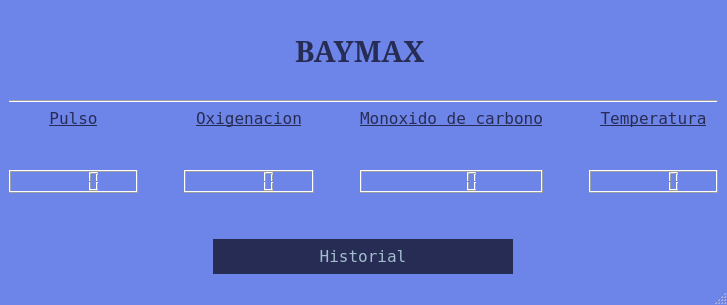
The window that APP/mainwindow.ui (adcfrba/TPO_INFOII) describes before a commit, drawn with Qt 5.
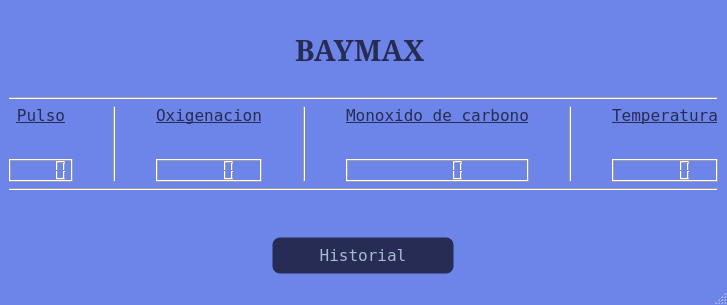
The same window after the commit. Icons and pictures are not drawn.

What changed in the file:
```diff
--- a/APP/mainwindow.ui
+++ b/APP/mainwindow.ui
@@ -354,6 +354,22 @@
     </palette>
    </property>
    <layout class="QVBoxLayout" name="verticalLayout_4">
+    <item>
+     <spacer name="verticalSpacer_3">
+      <property name="orientation">
+       <enum>Qt::Vertical</enum>
+      </property>
+      <property name="sizeType">
+       <enum>QSizePolicy::Preferred</enum>
+      </property>
+      <property name="sizeHint" stdset="0">
+       <size>
+        <width>20</width>
+        <height>40</height>
+       </size>
+      </property>
+     </spacer>
+    </item>
     <item>
      <layout class="QHBoxLayout" name="horizontalLayout_2">
       <property name="sizeConstraint">
@@ -695,8 +711,42 @@
       </item>
      </layout>
     </item>
+    <item>
+     <spacer name="verticalSpacer_2">
+      <property name="orientation">
+       <enum>Qt::Vertical</enum>
+      </property>
+      <property name="sizeType">
+       <enum>QSizePolicy::Preferred</enum>
+      </property>
+      <property name="sizeHint" stdset="0">
+       <size>
+        <width>20</width>
+        <height>40</height>
+       </size>
+      </property>
+     </spacer>
+    </item>
     <item>
      <widget class="Line" name="line">
+      <property name="windowModality">
+       <enum>Qt::NonModal</enum>
+      </property>
+      <property name="minimumSize">
+       <size>
+        <width>1</width>
+        <height>0</height>
+       </size>
+      </property>
+      <property name="font">
+       <font>
+        <pointsize>18</pointsize>
+        <bold>false</bold>
+       </font>
+      </property>
+      <property name="autoFillBackground">
+       <bool>false</bool>
+      </property>
       <property name="orientation">
        <enum>Qt::Horizontal</enum>
       </property>
@@ -1093,6 +1143,29 @@
         </item>
        </layout>
       </item>
+      <item>
+       <spacer name="horizontalSpacer_6">
+        <property name="orientation">
+         <enum>Qt::Horizontal</enum>
+        </property>
+        <property name="sizeType">
+         <enum>QSizePolicy::Preferred</enum>
+        </property>
+        <property name="sizeHint" stdset="0">
+         <size>
+          <width>40</width>
+          <height>20</height>
+         </size>
+        </property>
+       </spacer>
+      </item>
+      <item>
+       <widget class="Line" name="line_2">
+        <property name="orientation">
+         <enum>Qt::Vertical</enum>
+        </property>
+       </widget>
+      </item>
       <item>
        <spacer name="horizontalSpacer_3">
         <property name="orientation">
@@ -1413,6 +1486,29 @@
         </item>
        </layout>
       </item>
+      <item>
+       <spacer name="horizontalSpacer_7">
+        <property name="orientation">
+         <enum>Qt::Horizontal</enum>
+        </property>
+        <property name="sizeType">
+         <enum>QSizePolicy::Preferred</enum>
+        </property>
+        <property name="sizeHint" stdset="0">
+         <size>
+          <width>40</width>
+          <height>20</height>
+         </size>
+        </property>
+       </spacer>
+      </item>
+      <item>
+       <widget class="Line" name="line_3">
+        <property name="orientation">
+         <enum>Qt::Vertical</enum>
+        </property>
+       </widget>
+      </item>
       <item>
        <spacer name="horizontalSpacer_4">
         <property name="orientation">
@@ -1733,6 +1829,29 @@
         </item>
        </layout>
       </item>
+      <item>
+       <spacer name="horizontalSpacer_8">
+        <property name="orientation">
+         <enum>Qt::Horizontal</enum>
+        </property>
+        <property name="sizeType">
+         <enum>QSizePolicy::Preferred</enum>
+        </property>
+        <property name="sizeHint" stdset="0">
+         <size>
+          <width>40</width>
+          <height>20</height>
+         </size>
+        </property>
+       </spacer>
+      </item>
+      <item>
+       <widget class="Line" name="line_4">
+        <property name="orientation">
+         <enum>Qt::Vertical</enum>
+        </property>
+       </widget>
+      </item>
       <item>
        <spacer name="horizontalSpacer_5">
         <property name="orientation">
@@ -2048,13 +2167,20 @@
       </item>
      </layout>
     </item>
+    <item>
+     <widget class="Line" name="line_5">
+      <property name="orientation">
+       <enum>Qt::Horizontal</enum>
+      </property>
+     </widget>
+    </item>
     <item>
      <spacer name="verticalSpacer">
       <property name="orientation">
        <enum>Qt::Vertical</enum>
       </property>
       <property name="sizeType">
-       <enum>QSizePolicy::Minimum</enum>
+       <enum>QSizePolicy::MinimumExpanding</enum>
       </property>
       <property name="sizeHint" stdset="0">
        <size>
@@ -2092,14 +2218,14 @@
         </property>
         <property name="minimumSize">
          <size>
-          <width>0</width>
-          <height>35</height>
+          <width>102</width>
+          <height>37</height>
          </size>
         </property>
         <property name="maximumSize">
          <size>
-          <width>300</width>
-          <height>500</height>
+          <width>182</width>
+          <height>52</height>
          </size>
         </property>
         <property name="palette">
@@ -2141,6 +2267,24 @@
              </color>
             </brush>
            </colorrole>
+           <colorrole role="Base">
+            <brush brushstyle="SolidPattern">
+             <color alpha="255">
+              <red>39</red>
+              <green>44</green>
+              <blue>84</blue>
+             </color>
+            </brush>
+           </colorrole>
+           <colorrole role="Window">
+            <brush brushstyle="SolidPattern">
+             <color alpha="255">
+              <red>39</red>
+              <green>44</green>
+              <blue>84</blue>
+             </color>
+            </brush>
+           </colorrole>
            <colorrole role="Highlight">
             <brush brushstyle="SolidPattern">
              <color alpha="255">
@@ -2188,6 +2332,24 @@
              </color>
             </brush>
            </colorrole>
+           <colorrole role="Base">
+            <brush brushstyle="SolidPattern">
+             <color alpha="255">
+              <red>39</red>
+              <green>44</green>
+              <blue>84</blue>
+             </color>
+            </brush>
+           </colorrole>
+           <colorrole role="Window">
+            <brush brushstyle="SolidPattern">
+             <color alpha="255">
+              <red>39</red>
+              <green>44</green>
+              <blue>84</blue>
+             </color>
+            </brush>
+           </colorrole>
            <colorrole role="Highlight">
             <brush brushstyle="SolidPattern">
              <color alpha="255">
@@ -2235,6 +2397,24 @@
              </color>
             </brush>
            </colorrole>
+           <colorrole role="Base">
+            <brush brushstyle="SolidPattern">
+             <color alpha="255">
+              <red>39</red>
+              <green>44</green>
+              <blue>84</blue>
+             </color>
+            </brush>
+           </colorrole>
+           <colorrole role="Window">
+            <brush brushstyle="SolidPattern">
+             <color alpha="255">
+              <red>39</red>
+              <green>44</green>
+              <blue>84</blue>
+             </color>
+            </brush>
+           </colorrole>
           </disabled>
          </palette>
         </property>
@@ -2264,7 +2444,17 @@
          <enum>Qt::LeftToRight</enum>
         </property>
         <property name="autoFillBackground">
-         <bool>true</bool>
+         <bool>false</bool>
+        </property>
+        <property name="styleSheet">
+         <string notr="true"> background-color: rgb(39, 44, 84);
+ border-style: solid;
+ border-width:1px;
+ border-radius:8px;
+ max-width:180px;
+ max-height:50px;
+ min-width:100px;
+ min-height:35px;</string>
         </property>
         <property name="text">
          <string>Historial</string>
```
